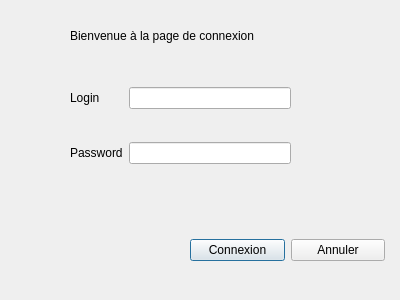
First picture: the form in view/loginwindow.ui, repository kilian-paquier/qt-patients, before the edit.
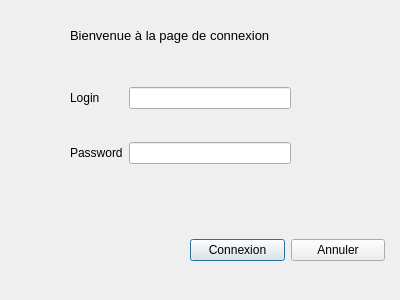
Second picture: the form after the edit.

```diff
--- a/view/loginwindow.ui
+++ b/view/loginwindow.ui
@@ -87,6 +87,11 @@
    <layout class="QVBoxLayout" name="verticalLayout">
     <item>
      <widget class="QLabel" name="label_3">
+      <property name="font">
+       <font>
+        <pointsize>10</pointsize>
+       </font>
+      </property>
       <property name="text">
        <string>Bienvenue à la page de connexion</string>
       </property>
```
